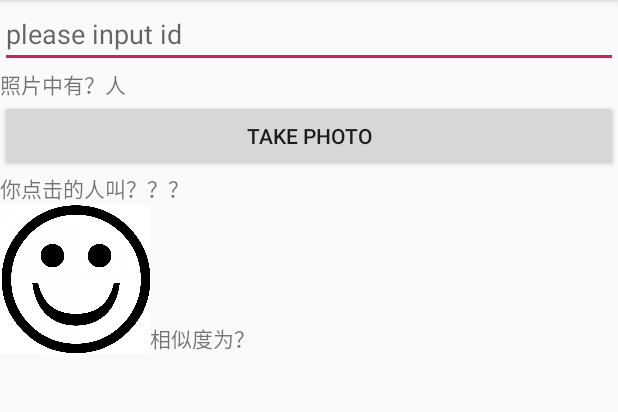
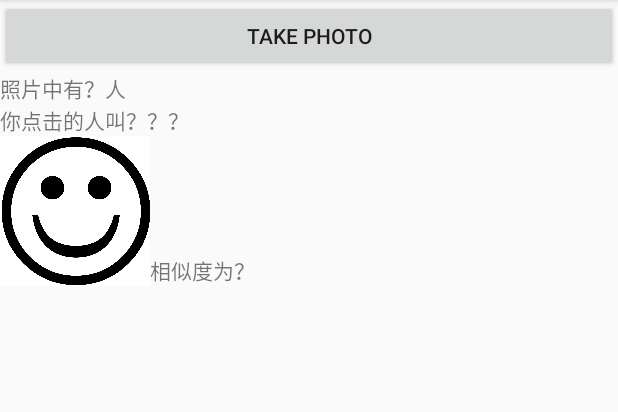
Before and after one commit to XMeleny/face_client, an Android app: the detectFace screen opened directly, with no data from a screen before it, on a phone screen of 412 x 824 dp, the part 84-496 px from its top. Run offline under Robolectric (Android 15) with nearby library versions, the phone set to English and light mode, and no system bars.

Commit message:
new version, modify some outlook

```diff
--- a/app/src/main/AndroidManifest.xml
+++ b/app/src/main/AndroidManifest.xml
@@ -5,11 +5,9 @@
     <uses-permission android:name="android.permission.INTERNET" />
     <uses-permission android:name="android.permission.ACCESS_WIFI_STATE" />
     <uses-permission android:name="android.permission.ACCESS_NETWORK_STATE" />
-
     <uses-feature
         android:name="android.hardware.camera"
         android:required="true" />
-
     <uses-permission android:name="android.permission.WRITE_EXTERNAL_STORAGE" />
 
     <application
--- a/app/src/main/java/com/example/faceclient/detectFace.java
+++ b/app/src/main/java/com/example/faceclient/detectFace.java
@@ -63,7 +63,7 @@ public class detectFace extends AppCompatActivity {
 
     private static final String TAG = "MainActivity";
 
-    EditText etIp,addfaceName;
+    EditText addfaceName;
     Button addFace;
     Button btnTakePhoto;
     ImageView ivPhoto;
@@ -83,7 +83,6 @@ public class detectFace extends AppCompatActivity {
     protected void onCreate(Bundle savedInstanceState) {
         super.onCreate(savedInstanceState);
         setContentView(R.layout.activity_detect_face);
-        etIp=findViewById(R.id.et_ip);
 //        btnSend=findViewById(R.id.btn_send);
         btnTakePhoto=findViewById(R.id.btn_take_photo);
 //        btnGetPhoto=findViewById(R.id.btn_get_photo);
@@ -338,7 +337,6 @@ public class detectFace extends AppCompatActivity {
 
                             .build();
                     Log.d(TAG, "run: the image_str is :"+image_str);
-                    String url=etIp.getText().toString();
 //                    Request request=new Request.Builder()
 //                            .url(url)
 //                            .post(body)
@@ -355,6 +353,7 @@ public class detectFace extends AppCompatActivity {
 //                    Log.d(TAG, "run: "+responseData);
 //                    showResponse(responseData);
 
+                    String url="Http://118.89.44.161:5000/detectface";
                     Request request = new Request.Builder()
                             .url(url)
                             .post(body)
--- a/app/src/main/res/layout/activity_detect_face.xml
+++ b/app/src/main/res/layout/activity_detect_face.xml
@@ -10,22 +10,18 @@
         android:orientation="vertical"
         >
 
-        <EditText
+        <Button
             android:layout_width="match_parent"
             android:layout_height="wrap_content"
-            android:id="@+id/et_ip"
-            android:hint="please input id"/>
+            android:id="@+id/btn_take_photo"
+            android:text="take photo"/>
         <TextView
             android:layout_width="match_parent"
             android:layout_height="wrap_content"
             android:id="@+id/count"
             android:text="照片中有？人"
             />
-        <Button
-            android:layout_width="match_parent"
-            android:layout_height="wrap_content"
-            android:id="@+id/btn_take_photo"
-            android:text="take photo"/>
+
 
 
         <TextView
```
Also changed, not shown: app/src/main/java/com/example/faceclient/addFace.java (+3 -4 lines), app/src/main/res/layout/activity_add_face.xml (+2 -7 lines).
